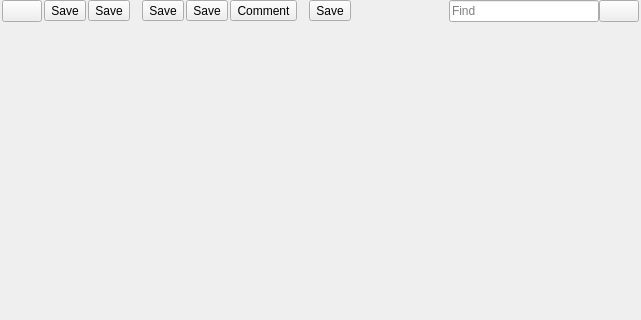
Old version of the form afide.ui in the repository rkyleg/scope; both pictures show x 0 to 641 and y 0 to 320 of the 641 by 497 pixel window.
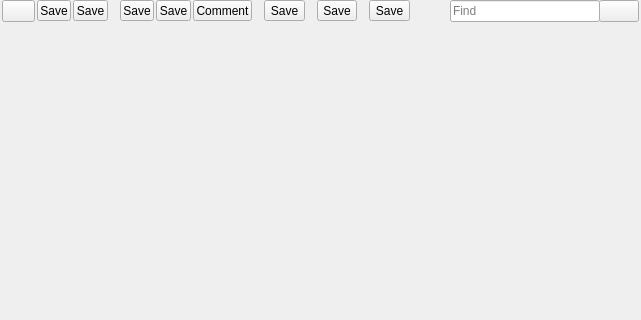
New version of the form. Icons and pictures are not drawn.

Commit message: editors - added wordwrap toggle added settings load filebrowser - added root path entry pycute - qt4 bug fixes doc - new documentation folder

What changed in the file:
```diff
--- a/afide.ui
+++ b/afide.ui
@@ -148,6 +148,45 @@
            <number>0</number>
           </property>
           <item row="0" column="3">
+           <widget class="QToolButton" name="b_wordwrap">
+            <property name="minimumSize">
+             <size>
+              <width>26</width>
+              <height>0</height>
+             </size>
+            </property>
+            <property name="toolTip">
+             <string>Toggle Wordwrap</string>
+            </property>
+            <property name="text">
+             <string>Save</string>
+            </property>
+            <property name="icon">
+             <iconset>
+              <normaloff>img/wordwrap.png</normaloff>img/wordwrap.png</iconset>
+            </property>
+            <property name="shortcut">
+             <string>Ctrl+W</string>
+            </property>
+           </widget>
+          </item>
+          <item row="0" column="2">
+           <spacer name="horizontalSpacer_5">
+            <property name="orientation">
+             <enum>Qt::Horizontal</enum>
+            </property>
+            <property name="sizeType">
+             <enum>QSizePolicy::Fixed</enum>
+            </property>
+            <property name="sizeHint" stdset="0">
+             <size>
+              <width>10</width>
+              <height>20</height>
+             </size>
+            </property>
+           </spacer>
+          </item>
+          <item row="0" column="7">
            <widget class="QFrame" name="fr_find">
             <property name="minimumSize">
              <size>
@@ -221,7 +260,7 @@
             </property>
            </widget>
           </item>
-          <item row="0" column="2">
+          <item row="0" column="6">
            <spacer name="horizontalSpacer_2">
             <property name="orientation">
              <enum>Qt::Horizontal</enum>
@@ -250,6 +289,42 @@
             </property>
            </spacer>
           </item>
+          <item row="0" column="5">
+           <widget class="QToolButton" name="b_settings">
+            <property name="minimumSize">
+             <size>
+              <width>26</width>
+              <height>0</height>
+             </size>
+            </property>
+            <property name="toolTip">
+             <string>Edit Settings</string>
+            </property>
+            <property name="text">
+             <string>Save</string>
+            </property>
+            <property name="icon">
+             <iconset>
+              <normaloff>img/wrench.png</normaloff>img/wrench.png</iconset>
+            </property>
+           </widget>
+          </item>
+          <item row="0" column="4">
+           <spacer name="horizontalSpacer_6">
+            <property name="orientation">
+             <enum>Qt::Horizontal</enum>
+            </property>
+            <property name="sizeType">
+             <enum>QSizePolicy::Fixed</enum>
+            </property>
+            <property name="sizeHint" stdset="0">
+             <size>
+              <width>10</width>
+              <height>20</height>
+             </size>
+            </property>
+           </spacer>
+          </item>
          </layout>
         </widget>
        </item>
```
Left out of the diff: 21 changed lines with no effect on the pictures. The commit also changes 14 other files.
